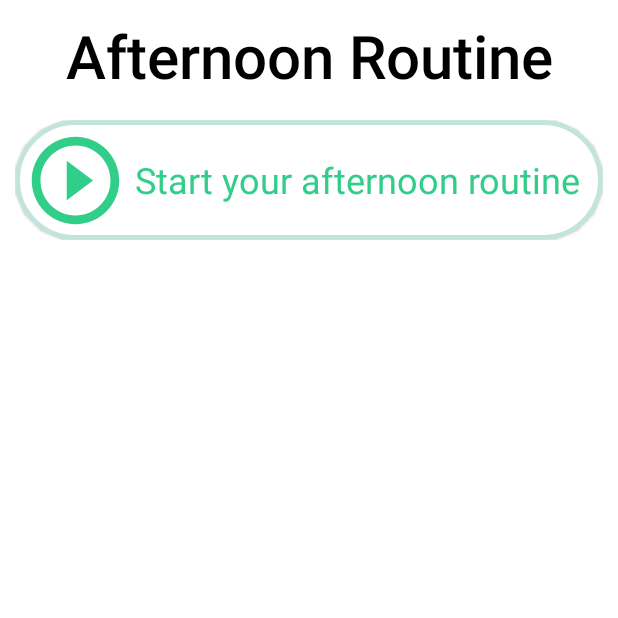
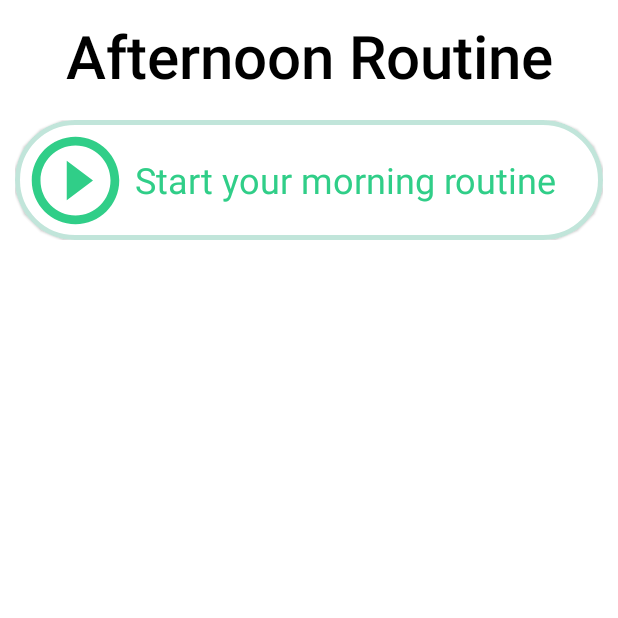
Before and after one commit to srushtixvasani/app, an Android app: the AfternoonActivity screen opened directly, with no data from a screen before it, on a phone screen of 412 x 824 dp, the top half of it. Run offline under Robolectric (Android 15) with nearby library versions, the phone set to English and light mode, and no system bars.

Commit message:
changes to afternoon and strings
Signed-off-by: srushtixvasani <srushtivasani@gmail.com>

```diff
--- a/app/src/main/res/layout/afternoon_activity.xml
+++ b/app/src/main/res/layout/afternoon_activity.xml
@@ -387,7 +387,7 @@
                 <TextView
                     android:layout_width="match_parent"
                     android:layout_height="match_parent"
-                    android:text="@string/afternoon_routine"
+                    android:text="@string/morning_routine"
                     android:textSize="24sp"
                     android:textColor="@color/green"
                     android:gravity="center_vertical"
--- a/app/src/main/res/values/strings.xml
+++ b/app/src/main/res/values/strings.xml
@@ -9,6 +9,7 @@
     <string name="afternoon_routine">Start your afternoon routine</string>
     <string name="evening_routine">Start your evening routine</string>
     <string name="ootd"> Outfit of the day </string>
+    <string name="git"> Git changes</string>
 
 
 
```
